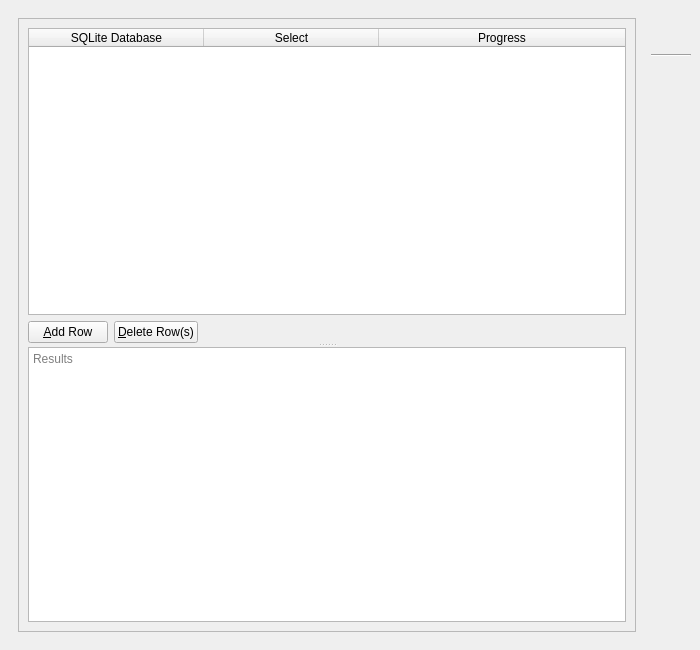
Before: the Qt Designer form UI/biblioteq_merge_sqlite_databases.ui in textbrowser/biblioteq, drawn with Qt 5.
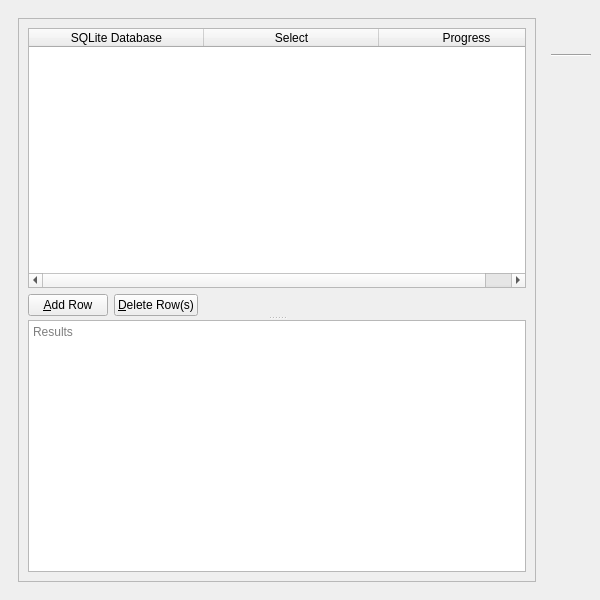
After: the same form once the commit is applied. Icons and pictures are not drawn.

Patch:
```diff
--- a/UI/biblioteq_merge_sqlite_databases.ui
+++ b/UI/biblioteq_merge_sqlite_databases.ui
@@ -6,8 +6,8 @@
    <rect>
     <x>0</x>
     <y>0</y>
-    <width>700</width>
-    <height>650</height>
+    <width>600</width>
+    <height>600</height>
    </rect>
   </property>
   <property name="windowTitle">
@@ -32,8 +32,8 @@
            <rect>
             <x>0</x>
             <y>0</y>
-            <width>620</width>
-            <height>622</height>
+            <width>520</width>
+            <height>572</height>
            </rect>
           </property>
           <layout class="QVBoxLayout" name="verticalLayout_3">
```
